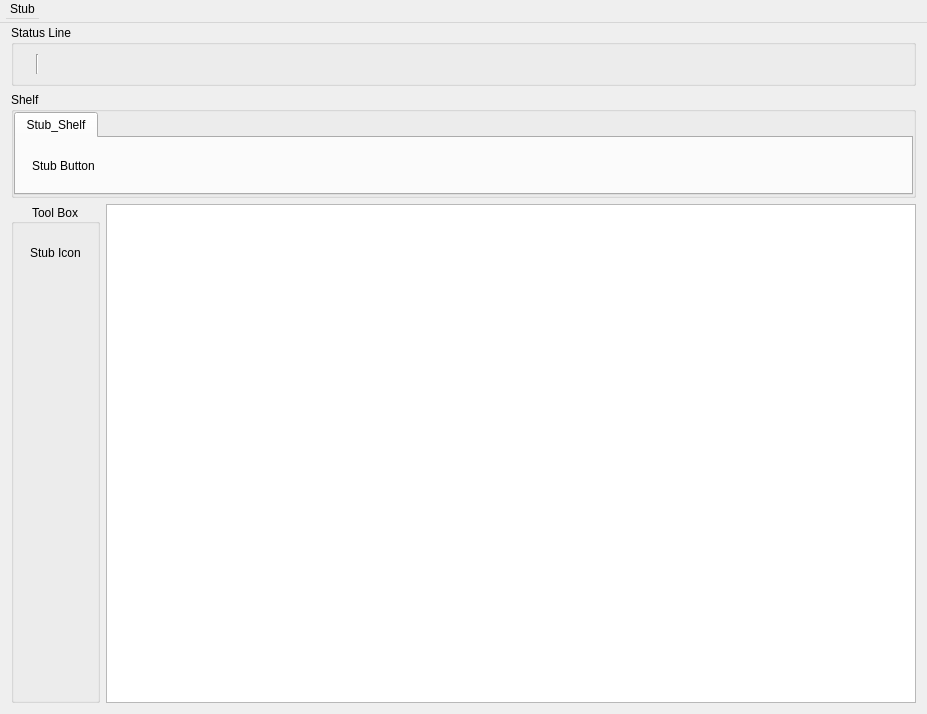
Before: the Qt Designer form UIBot/config/UIBot.ui in FXTD-ODYSSEY/Maya-UIBot, drawn with Qt 5.
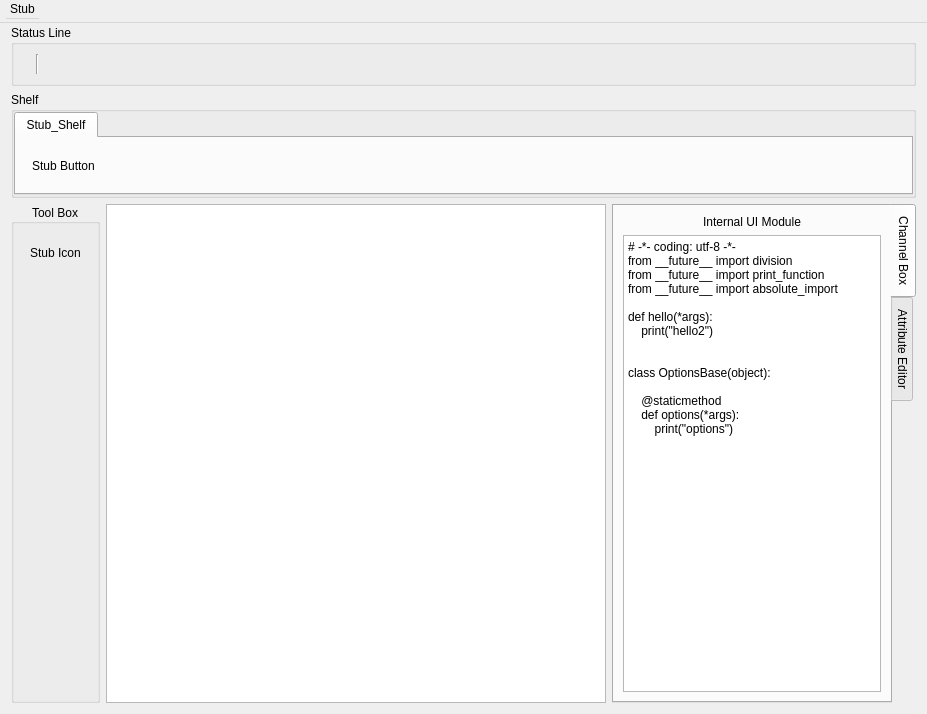
After: the same form once the commit is applied. Icons and pictures are not drawn.

Commit message: cleanup ui & py utilize way,not rely on naming

Patch:
```diff
--- a/UIBot/config/UIBot.ui
+++ b/UIBot/config/UIBot.ui
@@ -200,6 +200,65 @@
      <item>
       <widget class="QGraphicsView" name="Maya_Viewport"/>
      </item>
+     <item>
+      <widget class="QTabWidget" name="tabWidget">
+       <property name="sizePolicy">
+        <sizepolicy hsizetype="Fixed" vsizetype="Expanding">
+         <horstretch>0</horstretch>
+         <verstretch>0</verstretch>
+        </sizepolicy>
+       </property>
+       <property name="tabPosition">
+        <enum>QTabWidget::East</enum>
+       </property>
+       <property name="currentIndex">
+        <number>0</number>
+       </property>
+       <widget class="QWidget" name="tab">
+        <attribute name="title">
+         <string>Channel Box</string>
+        </attribute>
+        <layout class="QVBoxLayout" name="verticalLayout_4">
+         <item>
+          <widget class="QLabel" name="label">
+           <property name="text">
+            <string>Internal UI Module</string>
+           </property>
+           <property name="alignment">
+            <set>Qt::AlignCenter</set>
+           </property>
+          </widget>
+         </item>
+         <item>
+          <widget class="QPlainTextEdit" name="Module_PTE">
+           <property name="plainText">
+            <string># -*- coding: utf-8 -*-
+from __future__ import division
+from __future__ import print_function
+from __future__ import absolute_import
+
+def hello(*args):
+    print(&quot;hello2&quot;)
+    
+
+class OptionsBase(object):
+    
+    @staticmethod
+    def options(*args):
+        print(&quot;options&quot;)
+    </string>
+           </property>
+          </widget>
+         </item>
+        </layout>
+       </widget>
+       <widget class="QWidget" name="tab_2">
+        <attribute name="title">
+         <string>Attribute Editor</string>
+        </attribute>
+       </widget>
+      </widget>
+     </item>
     </layout>
    </item>
   </layout>
```
Left out of the diff: 14 changed lines with no effect on the pictures. The commit also changes 2 other files.
